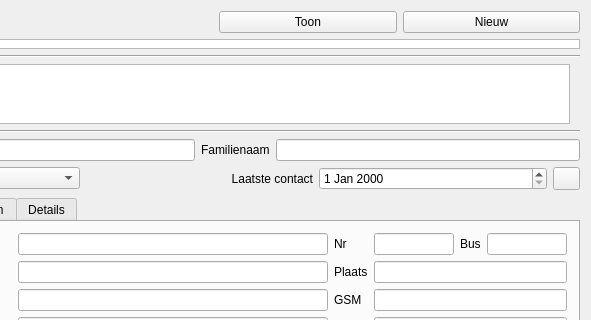
First picture: the form in buurtijd_deelnemers.ui, repository vvim/BT_deelnemers, before the edit; both pictures show x 159 to 750 and y 0 to 320 of the 750 by 851 pixel window.
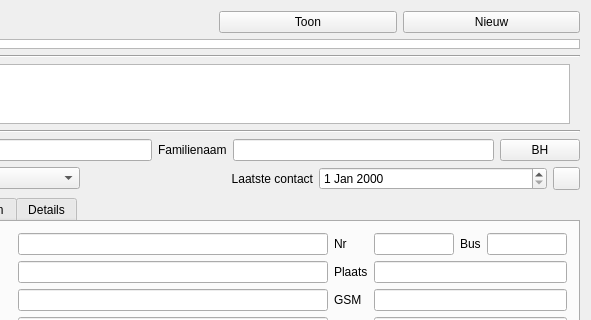
Second picture: the form after the edit. Icons and pictures are not drawn. Custom widgets are drawn as their Qt base class.

Commit message: BH overzicht toegevoegd aan UI

What changed in the file:
```diff
--- a/buurtijd_deelnemers.ui
+++ b/buurtijd_deelnemers.ui
@@ -138,6 +138,13 @@
        </property>
       </widget>
      </item>
+     <item>
+      <widget class="QPushButton" name="pushButton_BH">
+       <property name="text">
+        <string>BH</string>
+       </property>
+      </widget>
+     </item>
     </layout>
    </item>
    <item>
```
The commit also changes 6 other files.
